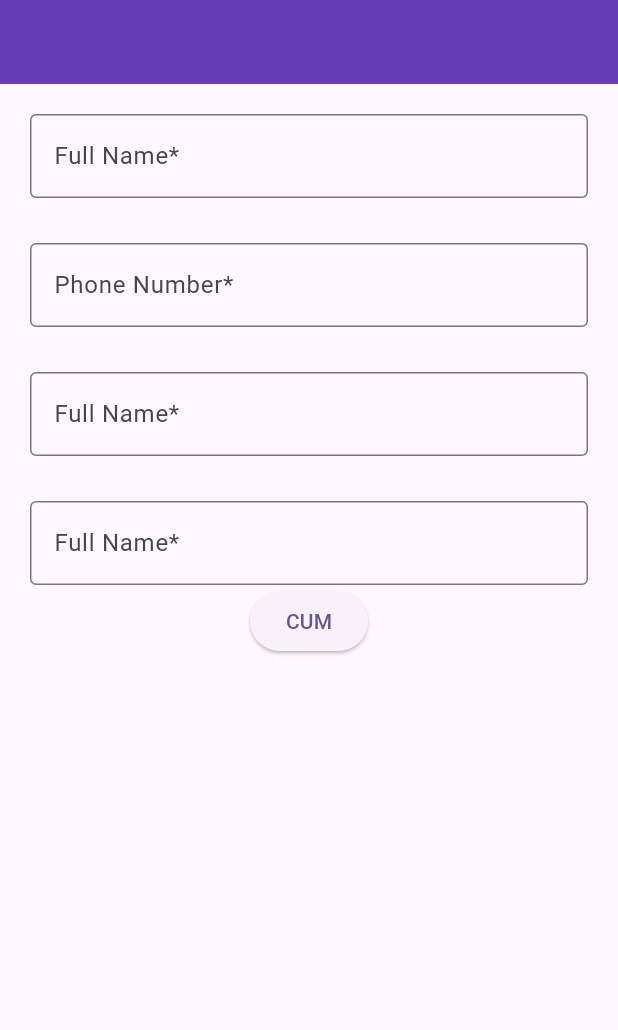
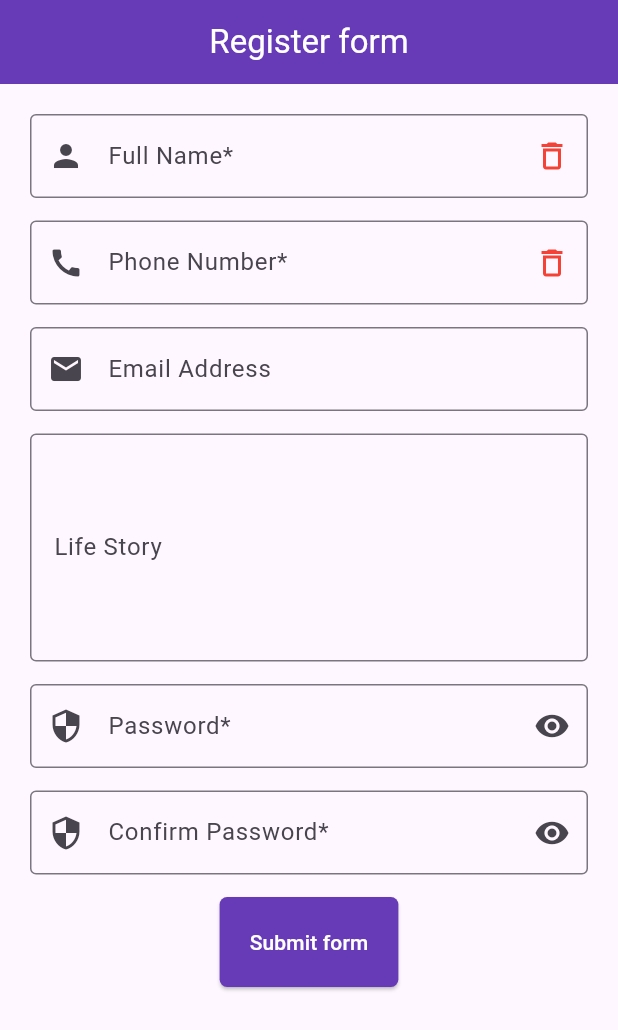
Before and after one commit to rostikKalabishka/flutter_course, a Flutter app: the screen it shows after launch, on a phone screen of 412 x 824 dp. Shown: the top 1030 px of the screen. Run offline on Flutter 3.47's test engine with Material 2 defaults, Android fonts, the phone set to English and light mode, and no system bars.

Commit message:
added controllers and text form style

```diff
--- a/lib/lesson-45-form/form_example.dart
+++ b/lib/lesson-45-form/form_example.dart
@@ -9,11 +9,33 @@ class FormScreen extends StatefulWidget {
 
 class _FormScreenState extends State<FormScreen> {
   final fullNameController = TextEditingController();
+  final phoneNumberController = TextEditingController();
+  final emailController = TextEditingController();
+  final lifeStoryController = TextEditingController();
+  final passwordInputElement = TextEditingController();
+  final confirmPasswordController = TextEditingController();
+
+  @override
+  void dispose() {
+    fullNameController.dispose();
+    phoneNumberController.dispose();
+    emailController.dispose();
+    lifeStoryController.dispose();
+    passwordInputElement.dispose();
+    confirmPasswordController.dispose();
+    super.dispose();
+  }
 
   @override
   Widget build(BuildContext context) {
+    var isObscure = true;
     return Scaffold(
       appBar: AppBar(
+        centerTitle: true,
+        title: const Text(
+          'Register form',
+          style: TextStyle(color: Colors.white),
+        ),
         backgroundColor: Colors.deepPurple,
       ),
       body: SafeArea(
@@ -24,33 +46,101 @@ class _FormScreenState extends State<FormScreen> {
               children: [
                 TextFormField(
                   controller: fullNameController,
-                  decoration: const InputDecoration(
-                      border: OutlineInputBorder(), labelText: 'Full Name*'),
+                  decoration: InputDecoration(
+                      border: const OutlineInputBorder(),
+                      labelText: 'Full Name*',
+                      prefixIcon: const Icon(Icons.person),
+                      suffixIcon: IconButton(
+                        onPressed: () {},
+                        icon: const Icon(
+                          Icons.delete_outline,
+                          color: Colors.red,
+                        ),
+                      )),
                 ),
                 const SizedBox(
-                  height: 30,
+                  height: 15,
+                ),
+                TextFormField(
+                    controller: phoneNumberController,
+                    decoration: InputDecoration(
+                        border: const OutlineInputBorder(),
+                        labelText: 'Phone Number*',
+                        prefixIcon: const Icon(Icons.call),
+                        suffixIcon: IconButton(
+                            onPressed: () {
+                              phoneNumberController.clear();
+                            },
+                            icon: const Icon(
+                              Icons.delete_outline,
+                              color: Colors.red,
+                            )))),
+                const SizedBox(
+                  height: 15,
                 ),
                 TextFormField(
                     decoration: const InputDecoration(
                         border: OutlineInputBorder(),
-                        labelText: 'Phone Number*')),
+                        labelText: 'Email Address',
+                        prefixIcon: Icon(Icons.mail))),
                 const SizedBox(
-                  height: 30,
+                  height: 15,
                 ),
                 TextFormField(
+                    maxLines: 5,
                     decoration: const InputDecoration(
-                        border: OutlineInputBorder(), labelText: 'Full Name*')),
+                      border: OutlineInputBorder(),
+                      labelText: 'Life Story',
+                    )),
                 const SizedBox(
-                  height: 30,
+                  height: 15,
                 ),
                 TextFormField(
-                    decoration: const InputDecoration(
-                        border: OutlineInputBorder(), labelText: 'Full Name*')),
+                    obscureText: isObscure,
+                    decoration: InputDecoration(
+                        border: const OutlineInputBorder(),
+                        labelText: 'Password*',
+                        prefixIcon: const Icon(Icons.security),
+                        suffixIcon: IconButton(
+                            onPressed: () {
+                              obscuredText(isObscure);
+                            },
+                            icon: isObscure == true
+                                ? const Icon(Icons.visibility)
+                                : const Icon(Icons.visibility_off)))),
+                const SizedBox(
+                  height: 15,
+                ),
+                TextFormField(
+                    obscureText: isObscure,
+                    decoration: InputDecoration(
+                        border: const OutlineInputBorder(),
+                        labelText: 'Confirm Password*',
+                        prefixIcon: const Icon(Icons.security),
+                        suffixIcon: IconButton(
+                            onPressed: () {
+                              obscuredText(isObscure);
+                            },
+                            icon: isObscure == true
+                                ? const Icon(Icons.visibility)
+                                : const Icon(Icons.visibility_off)))),
+                const SizedBox(
+                  height: 15,
+                ),
                 ElevatedButton(
+                  style: ElevatedButton.styleFrom(
+                      padding: const EdgeInsets.symmetric(
+                          horizontal: 20.0, vertical: 20.0),
+                      shape: RoundedRectangleBorder(
+                          borderRadius: BorderRadius.circular(5.0)),
+                      primary: Colors.deepPurple),
                   onPressed: () {
                     toNextPage(context, fullNameController);
                   },
-                  child: const Text('CUM'),
+                  child: const Text(
+                    'Submit form',
+                    style: TextStyle(color: Colors.white),
+                  ),
                 )
               ],
             )
@@ -66,3 +156,7 @@ void toNextPage(
   final text = fullNameController.text;
   Navigator.of(context).pushNamed('/info', arguments: text);
 }
+
+void obscuredText(bool obscuredText) {
+  obscuredText = !obscuredText;
+}
```
